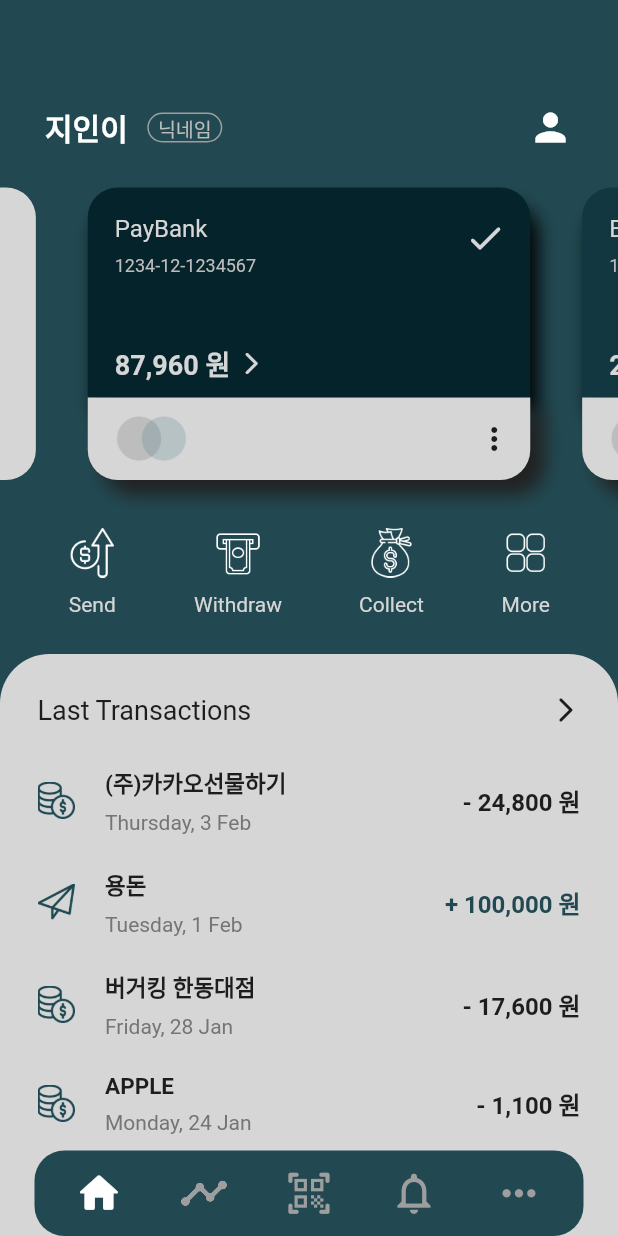
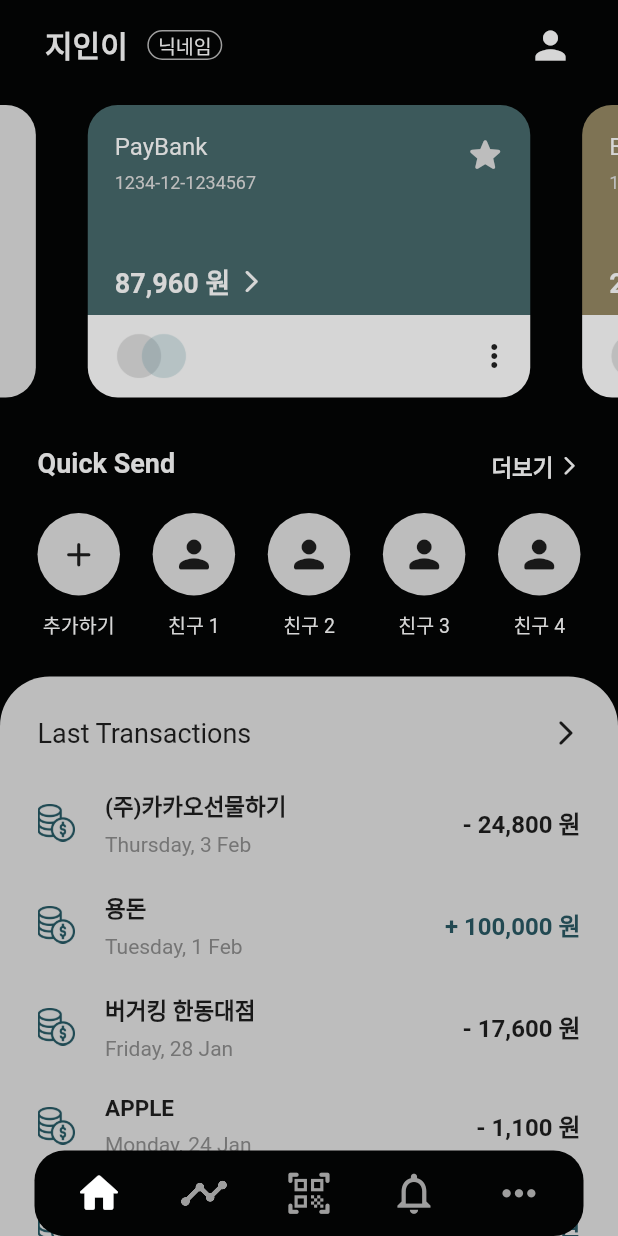
Before and after one commit to zixxin/FlutterProject02, a Flutter app: the screen it shows after launch, after a tap on the "arrow forward ios" icon, on a phone screen of 412 x 824 dp. Run offline on Flutter 3.47's test engine with Material 2 defaults, Android fonts, the phone set to English and light mode, and no system bars; drawn by our look-alikes of carousel_slider, floating_bottom_navigation_bar.

Commit message:
UI 디자인 수정, 테마 색상 변경, 입출금 메뉴 대신 quick send 메뉴 추가, transaction 길이 변경

```diff
--- a/lib/home.dart
+++ b/lib/home.dart
@@ -19,11 +19,11 @@ class _MainScreenPage extends State<MainScreenPage> {
       extendBodyBehindAppBar: true,
       //If you want to show body behind the navbar, it should be true
       extendBody: true,
-      backgroundColor: const Color(0xFF224952),
+      backgroundColor: const Color(0xFF030404),
       bottomNavigationBar: FloatingNavbar(
-        backgroundColor: const Color(0xFF224952),
+        backgroundColor: const Color(0xFF030404),
         selectedItemColor: Colors.white,
-        selectedBackgroundColor: const Color(0xFF224952),
+        selectedBackgroundColor: const Color(0xFF030404),
         unselectedItemColor: Colors.grey,
         iconSize: displaysize.width * 0.08,
         borderRadius: 20,
@@ -42,25 +42,24 @@ class _MainScreenPage extends State<MainScreenPage> {
           FloatingNavbarItem(icon: Icons.more_horiz_rounded),
         ],
       ),
-      body: Container(
-        width: MediaQuery.of(context).size.width,
-        padding: const EdgeInsets.only(top: 70.0),
-        child: Column(
-          mainAxisAlignment: MainAxisAlignment.start,
+      body: ListView(
+        // width: MediaQuery.of(context).size.width,
+        // padding: const EdgeInsets.only(top: 70.0),
+        // child: Column(
+        //   mainAxisAlignment: MainAxisAlignment.start,
         children: <Widget>[
-            Container(child: _user()),
+          Container(margin: const EdgeInsets.only(top: 15.0), child: _user()),
           Container(child: _cardSlider(context)),
           Container(
-                margin:
-                    const EdgeInsets.only(top: 7.0, left: 25.0, right: 25.0),
-                child: _menus(context)),
+              margin: const EdgeInsets.only(bottom: 10.0), child: _sendMoney()),
+          Container(margin: const EdgeInsets.only(top: 10.0), child: _people()),
           Container(
               margin: const EdgeInsets.only(top: 25.0),
               child: _others(context)),
         ],
       ),
-      ),
     );
+    // );
   }
 }
 
@@ -76,10 +75,10 @@ Widget _userText() {
         children: [
           Container(
               margin: const EdgeInsets.only(left: 30.0),
-              child: const Text(
+              child: Text(
                 '지인이',
                 style: TextStyle(
-                    color: Colors.white,
+                    color: Colors.grey[350],
                     fontWeight: FontWeight.bold,
                     fontSize: 20),
               )),
@@ -107,7 +106,7 @@ Widget _userText() {
             child: Text(
               '닉네임',
               textAlign: TextAlign.center,
-              style: TextStyle(color: Colors.grey[400], fontSize: 13),
+              style: TextStyle(color: Colors.grey[350], fontSize: 13),
             ),
             decoration: BoxDecoration(
               color: Colors.transparent,
@@ -142,78 +141,203 @@ Widget _user() {
         children: [
           Container(
               margin: const EdgeInsets.only(right: 30.0),
-              child: const Icon(Icons.person, color: Colors.white, size: 30.0)),
+              child: Icon(Icons.person, color: Colors.grey[350], size: 30.0)),
         ],
       ),
     ],
   );
 }
 
-Widget _menus(BuildContext context) {
+Widget _sendMoney() {
   return Row(
     mainAxisAlignment: MainAxisAlignment.spaceBetween,
-    crossAxisAlignment: CrossAxisAlignment.center,
     children: <Widget>[
       Column(
-        // mainAxisAlignment: MainAxisAlignment.center,
+        // mainAxisAlignment: MainAxisAlignment.start,
+        crossAxisAlignment: CrossAxisAlignment.start,
+        // Row에서는 mainAxis가 가로, crossAxis가 세로
+        // Column에서는 crossAxis가 가로, mainAxis가 세로
+        children: [
+          Container(
+              margin: const EdgeInsets.only(left: 25.0, top: 5.0),
+              child: Text(
+                'Quick Send',
+                style: TextStyle(
+                    color: Colors.grey[350],
+                    fontWeight: FontWeight.bold,
+                    fontSize: 18),
+              )),
+        ],
+      ),
+      Column(
+        // mainAxisAlignment: MainAxisAlignment.start,
+        crossAxisAlignment: CrossAxisAlignment.start,
+        // Row에서는 mainAxis가 가로, crossAxis가 세로
+        // Column에서는 crossAxis가 가로, mainAxis가 세로
+        children: [
+          Container(
+              margin: const EdgeInsets.only(top: 7.0), child: _moreText()),
+        ],
+      ),
+    ],
+  );
+}
+
+Widget _moreText() {
+  return Row(
+    mainAxisAlignment: MainAxisAlignment.start,
+    children: <Widget>[
+      Column(
+        // mainAxisAlignment: MainAxisAlignment.start,
+        crossAxisAlignment: CrossAxisAlignment.start,
+        // Row에서는 mainAxis가 가로, crossAxis가 세로
+        // Column에서는 crossAxis가 가로, mainAxis가 세로
+        children: [
+          Container(
+              margin: const EdgeInsets.only(top: 3.0, right: 3.0),
+              child: Text(
+                '더보기',
+                style: TextStyle(
+                    color: Colors.grey[350],
+                    fontWeight: FontWeight.bold,
+                    fontSize: 15),
+              )),
+        ],
+      ),
+      Column(
+        // Column에서는 crossAxis가 가로, mainAxis가 세로
+        children: [
+          Container(
+              margin: const EdgeInsets.only(right: 25.0, top: 2.0),
+              child: IconButton(
+                // 아래 두 줄의 코드가 IconButton의 의미없는 여백을 줄임
+                padding: EdgeInsets.zero, // 패딩 설정
+                constraints: const BoxConstraints(), // constraints
+                icon: const Icon(Icons.arrow_forward_ios_rounded),
+                color: Colors.grey[350],
+                iconSize: 15.0,
+                onPressed: () {},
+              )),
+        ],
+      ),
+    ],
+  );
+}
+
+Widget _people() {
+  return Row(
+    mainAxisAlignment: MainAxisAlignment.spaceBetween,
+    children: <Widget>[
+      Column(
+        // mainAxisAlignment: MainAxisAlignment.start,
         crossAxisAlignment: CrossAxisAlignment.center,
         // Row에서는 mainAxis가 가로, crossAxis가 세로
         // Column에서는 crossAxis가 가로, mainAxis가 세로
         children: [
           Container(
-              margin: const EdgeInsets.only(left: 20.0, right: 20.0),
-              child: Image.asset("img/send.png", width: 33, height: 33)),
+            margin: const EdgeInsets.only(left: 25.0),
+            width: 55,
+            height: 55,
+            decoration: BoxDecoration(
+                color: Colors.grey[400],
+                borderRadius:
+                    const BorderRadius.all(Radius.circular(100)) //모서리를 둥글게
+                ),
+            child: const Icon(Icons.add_rounded, size: 27.0),
+          ),
           Container(
-              padding:
-                  const EdgeInsets.only(top: 10.0, left: 20.0, right: 20.0),
-              child: Text('Send', style: TextStyle(color: Colors.grey[350]))),
+              margin: const EdgeInsets.only(top: 10.0, left: 25.0),
+              child: Text('추가하기',
+                  style: TextStyle(color: Colors.grey[350], fontSize: 13)))
         ],
       ),
       Column(
-        // mainAxisAlignment: MainAxisAlignment.center,
+        // mainAxisAlignment: MainAxisAlignment.start,
         crossAxisAlignment: CrossAxisAlignment.center,
         // Row에서는 mainAxis가 가로, crossAxis가 세로
         // Column에서는 crossAxis가 가로, mainAxis가 세로
         children: [
           Container(
-              margin: const EdgeInsets.only(left: 20.0, right: 20.0),
-              child: Image.asset("img/withdraw.png", width: 33, height: 33)),
+            width: 55,
+            height: 55,
+            decoration: BoxDecoration(
+                color: Colors.grey[400],
+                borderRadius:
+                    const BorderRadius.all(Radius.circular(100)) //모서리를 둥글게
+                ),
+            child: const Icon(Icons.person_rounded, size: 30.0),
+          ),
           Container(
-              padding:
-                  const EdgeInsets.only(top: 10.0, left: 20.0, right: 20.0),
-              child:
-                  Text('Withdraw', style: TextStyle(color: Colors.grey[350]))),
+              margin: const EdgeInsets.only(top: 10.0),
+              child: Text('친구 1',
+                  style: TextStyle(color: Colors.grey[350], fontSize: 13)))
         ],
       ),
       Column(
-        // mainAxisAlignment: MainAxisAlignment.center,
+        // mainAxisAlignment: MainAxisAlignment.start,
         crossAxisAlignment: CrossAxisAlignment.center,
         // Row에서는 mainAxis가 가로, crossAxis가 세로
         // Column에서는 crossAxis가 가로, mainAxis가 세로
         children: [
           Container(
-              margin: const EdgeInsets.only(left: 20.0, right: 20.0),
-              child: Image.asset("img/collect.png", width: 33, height: 33)),
+            width: 55,
+            height: 55,
+            decoration: BoxDecoration(
+                color: Colors.grey[400],
+                borderRadius:
+                    const BorderRadius.all(Radius.circular(100)) //모서리를 둥글게
+                ),
+            child: const Icon(Icons.person_rounded, size: 30.0),
+          ),
           Container(
-              padding:
-                  const EdgeInsets.only(top: 10.0, left: 20.0, right: 20.0),
-              child:
-                  Text('Collect', style: TextStyle(color: Colors.grey[350]))),
+              margin: const EdgeInsets.only(top: 10.0),
+              child: Text('친구 2',
+                  style: TextStyle(color: Colors.grey[350], fontSize: 13)))
         ],
       ),
       Column(
-        // mainAxisAlignment: MainAxisAlignment.center,
+        // mainAxisAlignment: MainAxisAlignment.start,
         crossAxisAlignment: CrossAxisAlignment.center,
         // Row에서는 mainAxis가 가로, crossAxis가 세로
         // Column에서는 crossAxis가 가로, mainAxis가 세로
         children: [
           Container(
-              margin: const EdgeInsets.only(left: 20.0, right: 20.0),
-              child: Image.asset("img/more.png", width: 33, height: 33)),
+            width: 55,
+            height: 55,
+            decoration: BoxDecoration(
+                color: Colors.grey[400],
+                borderRadius:
+                    const BorderRadius.all(Radius.circular(100)) //모서리를 둥글게
+                ),
+            child: const Icon(Icons.person_rounded, size: 30.0),
+          ),
           Container(
-              padding:
-                  const EdgeInsets.only(top: 10.0, left: 20.0, right: 20.0),
-              child: Text('More', style: TextStyle(color: Colors.grey[350]))),
+              margin: const EdgeInsets.only(top: 10.0),
+              child: Text('친구 3',
+                  style: TextStyle(color: Colors.grey[350], fontSize: 13)))
+        ],
+      ),
+      Column(
+        // mainAxisAlignment: MainAxisAlignment.start,
+        crossAxisAlignment: CrossAxisAlignment.center,
+        // Row에서는 mainAxis가 가로, crossAxis가 세로
+        // Column에서는 crossAxis가 가로, mainAxis가 세로
+        children: [
+          Container(
+            margin: const EdgeInsets.only(right: 25.0),
+            width: 55,
+            height: 55,
+            decoration: BoxDecoration(
+                color: Colors.grey[400],
+                borderRadius:
+                    const BorderRadius.all(Radius.circular(100)) //모서리를 둥글게
+                ),
+            child: const Icon(Icons.person_rounded, size: 30.0),
+          ),
+          Container(
+              margin: const EdgeInsets.only(top: 10.0, right: 25.0),
+              child: Text('친구 4',
+                  style: TextStyle(color: Colors.grey[350], fontSize: 13)))
         ],
       ),
     ],
@@ -233,11 +357,11 @@ Widget _others(BuildContext context) {
         children: [
           Container(
               width: MediaQuery.of(context).size.width,
-              height: 407,
+              height: MediaQuery.of(context).size.height,
               padding:
                   const EdgeInsets.only(top: 27.0, left: 25.0, right: 25.0),
               decoration: BoxDecoration(
-                color: Colors.grey[350],
+                color: Colors.grey[400],
                 borderRadius: const BorderRadius.only(
                     topLeft: Radius.circular(33),
                     topRight: Radius.circular(33)), //모서리를 둥글게
@@ -262,6 +386,15 @@ Widget _details() {
       Container(
           margin: const EdgeInsets.only(bottom: 23.0),
           child: _detailsPeople2()),
+      Container(
+          margin: const EdgeInsets.only(bottom: 23.0),
+          child: _detailsPeople3()),
+      Container(
+          margin: const EdgeInsets.only(bottom: 23.0),
+          child: _detailsPeople4()),
+      Container(
+          margin: const EdgeInsets.only(bottom: 23.0),
+          child: _detailsPeople5()),
       Container(
           margin: const EdgeInsets.only(bottom: 23.0),
           child: _detailsPeople3()),
@@ -409,7 +542,7 @@ Widget _icon2() {
         children: [
           Container(
               margin: const EdgeInsets.only(right: 20.0),
-              child: Image.asset("img/paperplane.png", width: 25, height: 25)),
+              child: Image.asset("img/money.png", width: 25, height: 25)),
         ],
       ),
       Column(
@@ -631,14 +764,7 @@ Widget _oneCard(BuildContext context) {
           height: 140,
           margin: const EdgeInsets.only(top: 20.0),
           decoration: const BoxDecoration(
-            color: Color(0xFF05232B),
-            boxShadow: [
-              BoxShadow(
-                color: Colors.black,
-                offset: Offset(5.0, 12.0), //(x,y)
-                blurRadius: 10.0,
-              ),
-            ],
+            color: Color(0xFF3C595B),
             borderRadius: BorderRadius.only(
                 topRight: Radius.circular(20),
                 topLeft: Radius.circular(20)), //모서리를 둥글게
@@ -650,13 +776,6 @@ Widget _oneCard(BuildContext context) {
         margin: const EdgeInsets.only(bottom: 20.0),
         decoration: BoxDecoration(
           color: Colors.grey[350],
-          boxShadow: [
-            BoxShadow(
-              color: Colors.grey[900]!,
-              offset: const Offset(10.0, 10.0), //(x,y)
-              blurRadius: 10.0,
-            ),
-          ],
           borderRadius: const BorderRadius.only(
               bottomRight: Radius.circular(20),
               bottomLeft: Radius.circular(20)), //모서리를 둥글게
@@ -730,8 +849,8 @@ Widget _stars() {
               // 아래 두 줄의 코드가 IconButton의 의미없는 여백을 줄임
               padding: EdgeInsets.zero, // 패딩 설정
               constraints: const BoxConstraints(), // constraints
-              icon: const Icon(Icons.check_rounded),
-              color: Colors.grey[350],
+              icon: const Icon(Icons.star_rounded),
+              color: Colors.grey[400],
               iconSize: 28.0,
               onPressed: () {},
             ),
@@ -863,14 +982,7 @@ Widget _twoCard() {
           height: 140,
           margin: const EdgeInsets.only(top: 20.0),
           decoration: const BoxDecoration(
-              color: Color(0xFF123740),
-              boxShadow: [
-                BoxShadow(
-                  color: Colors.black,
-                  offset: Offset(5.0, 12.0), //(x,y)
-                  blurRadius: 10.0,
-                ),
-              ],
+              color: Color(0xFF7E7354),
               borderRadius: BorderRadius.only(
                   topRight: Radius.circular(20),
                   topLeft: Radius.circular(20)) //모서리를 둥글게
@@ -881,13 +993,6 @@ Widget _twoCard() {
         height: 55,
         margin: const EdgeInsets.only(bottom: 20.0),
         decoration: BoxDecoration(
-            boxShadow: [
-              BoxShadow(
-                color: Colors.grey[900]!,
-                offset: const Offset(10.0, 10.0), //(x,y)
-                blurRadius: 10.0,
-              ),
-            ],
             color: Colors.grey[350],
             borderRadius: const BorderRadius.only(
                 bottomRight: Radius.circular(20),
@@ -987,14 +1092,7 @@ Widget _threeCard() {
           height: 140,
           margin: const EdgeInsets.only(top: 20.0),
           decoration: const BoxDecoration(
-            color: Color(0xFF05232B),
-            boxShadow: [
-              BoxShadow(
-                color: Colors.black,
-                offset: Offset(5.0, 12.0), //(x,y)
-                blurRadius: 10.0,
-              ),
-            ],
+            color: Color(0xFFB46834),
             borderRadius: BorderRadius.only(
                 topRight: Radius.circular(20),
                 topLeft: Radius.circular(20)), //모서리를 둥글게
@@ -1006,13 +1104,6 @@ Widget _threeCard() {
         margin: const EdgeInsets.only(bottom: 20.0),
         decoration: BoxDecoration(
           color: Colors.grey[350],
-          boxShadow: [
-            BoxShadow(
-              color: Colors.grey[900]!,
-              offset: const Offset(10.0, 10.0), //(x,y)
-              blurRadius: 10.0,
-            ),
-          ],
           borderRadius: const BorderRadius.only(
               bottomRight: Radius.circular(20),
               bottomLeft: Radius.circular(20)), //모서리를 둥글게
@@ -1111,7 +1202,7 @@ Widget _plusCard() {
         height: 195,
         margin: const EdgeInsets.only(top: 20.0),
         decoration: BoxDecoration(
-            color: Colors.grey[350],
+            color: Colors.grey[400],
             borderRadius: const BorderRadius.all(Radius.circular(20)) //모서리를 둥글게
             ),
         child: Row(
@@ -1119,7 +1210,7 @@ Widget _plusCard() {
           children: <Widget>[
             IconButton(
               icon: const Icon(Icons.add_rounded),
-              color: const Color(0xFF123740),
+              color: const Color(0xFF030404),
               iconSize: 60.0,
               onPressed: () {},
             ),
```
Also changed, not shown: img/more.png (deleted), img/paperplane.png (deleted), img/send.png (deleted), img/withdraw.png (deleted). Lines whose indentation alone changed are shown as unchanged.
